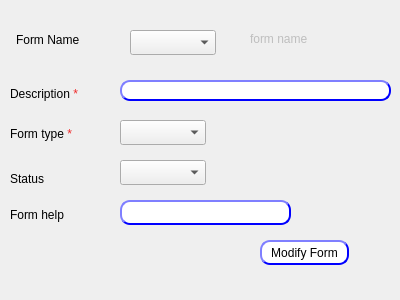
Before: the Qt Designer form presentation/authorization_ui/modifyForm.ui in Hossam01/HyperPOS2020Design, drawn with Qt 5.
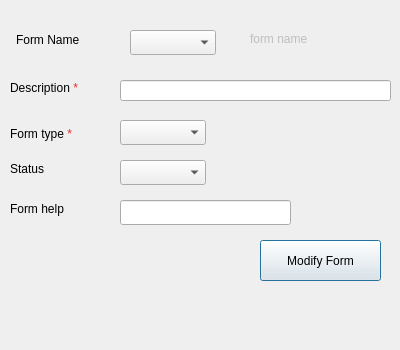
After: the same form once the commit is applied.

```diff
--- a/presentation/authorization_ui/modifyForm.ui
+++ b/presentation/authorization_ui/modifyForm.ui
@@ -7,9 +7,21 @@
     <x>0</x>
     <y>0</y>
     <width>400</width>
-    <height>300</height>
+    <height>350</height>
    </rect>
   </property>
+  <property name="minimumSize">
+   <size>
+    <width>400</width>
+    <height>350</height>
+   </size>
+  </property>
+  <property name="maximumSize">
+   <size>
+    <width>400</width>
+    <height>350</height>
+   </size>
+  </property>
   <property name="windowTitle">
    <string>Form</string>
   </property>
@@ -22,30 +34,6 @@
      <height>25</height>
     </rect>
    </property>
-   <property name="styleSheet">
-    <string notr="true">QLineEdit{
-                                        background-color: white;
-                                        border-style: outset;
-                                        border-width: 2px;
-                                        border-radius: 10px;
-                                        border-color: blue;
-                                        min-width: 6em;
-                                        }
-                                        QLineEdit:hover {
-                                        background: qradialgradient(
-                                        cx: 0.3, cy: -0.4, fx: 0.3, fy: -0.4,
-                                        radius: 1.35, stop: 0 #fff, stop: 1 #bbb
-                                        );
-                                        }
-                                       QLineEdit:pressed {
-                                        border-style: inset;
-                                        background: qradialgradient(
-                                        cx: 0.4, cy: -0.1, fx: 0.4, fy: -0.1,
-                                        radius: 1.35, stop: 0 #fff, stop: 1 #ddd
-                                        );
-                                        }
-                                    </string>
-   </property>
    <property name="placeholderText">
     <string/>
    </property>
@@ -64,9 +52,9 @@
    <property name="geometry">
     <rect>
      <x>10</x>
-     <y>200</y>
+     <y>198</y>
      <width>99</width>
-     <height>29</height>
+     <height>21</height>
     </rect>
    </property>
    <property name="text">
@@ -82,64 +70,16 @@
      <height>21</height>
     </rect>
    </property>
-   <property name="styleSheet">
-    <string notr="true">QLineEdit{
-                                        background-color: white;
-                                        border-style: outset;
-                                        border-width: 2px;
-                                        border-radius: 10px;
-                                        border-color: blue;
-                                        min-width: 6em;
-                                        }
-                                        QLineEdit:hover {
-                                        background: qradialgradient(
-                                        cx: 0.3, cy: -0.4, fx: 0.3, fy: -0.4,
-                                        radius: 1.35, stop: 0 #fff, stop: 1 #bbb
-                                        );
-                                        }
-                                       QLineEdit:pressed {
-                                        border-style: inset;
-                                        background: qradialgradient(
-                                        cx: 0.4, cy: -0.1, fx: 0.4, fy: -0.1,
-                                        radius: 1.35, stop: 0 #fff, stop: 1 #ddd
-                                        );
-                                        }
-                                    </string>
-   </property>
   </widget>
   <widget class="QPushButton" name="BTN_modifyForm">
    <property name="geometry">
     <rect>
      <x>260</x>
      <y>240</y>
-     <width>89</width>
-     <height>25</height>
+     <width>121</width>
+     <height>41</height>
     </rect>
    </property>
-   <property name="styleSheet">
-    <string notr="true">QPushButton{
-                                        background-color: white;
-                                        border-style: outset;
-                                        border-width: 2px;
-                                        border-radius: 10px;
-                                        border-color: blue;
-                                        min-width: 6em;
-                                        }
-                                        QPushButton:hover {
-                                        background: qradialgradient(
-                                        cx: 0.3, cy: -0.4, fx: 0.3, fy: -0.4,
-                                        radius: 1.35, stop: 0 #fff, stop: 1 #bbb
-                                        );
-                                        }
-                                        QPushButton:pressed {
-                                        border-style: inset;
-                                        background: qradialgradient(
-                                        cx: 0.4, cy: -0.1, fx: 0.4, fy: -0.1,
-                                        radius: 1.35, stop: 0 #fff, stop: 1 #ddd
-                                        );
-                                        }
-</string>
-   </property>
    <property name="text">
     <string>Modify Form</string>
    </property>
@@ -148,7 +88,7 @@
    <property name="geometry">
     <rect>
      <x>10</x>
-     <y>170</y>
+     <y>160</y>
      <width>67</width>
      <height>17</height>
     </rect>
@@ -203,9 +143,9 @@
    <property name="geometry">
     <rect>
      <x>10</x>
-     <y>80</y>
+     <y>78</y>
      <width>99</width>
-     <height>29</height>
+     <height>21</height>
     </rect>
    </property>
    <property name="text">
```
